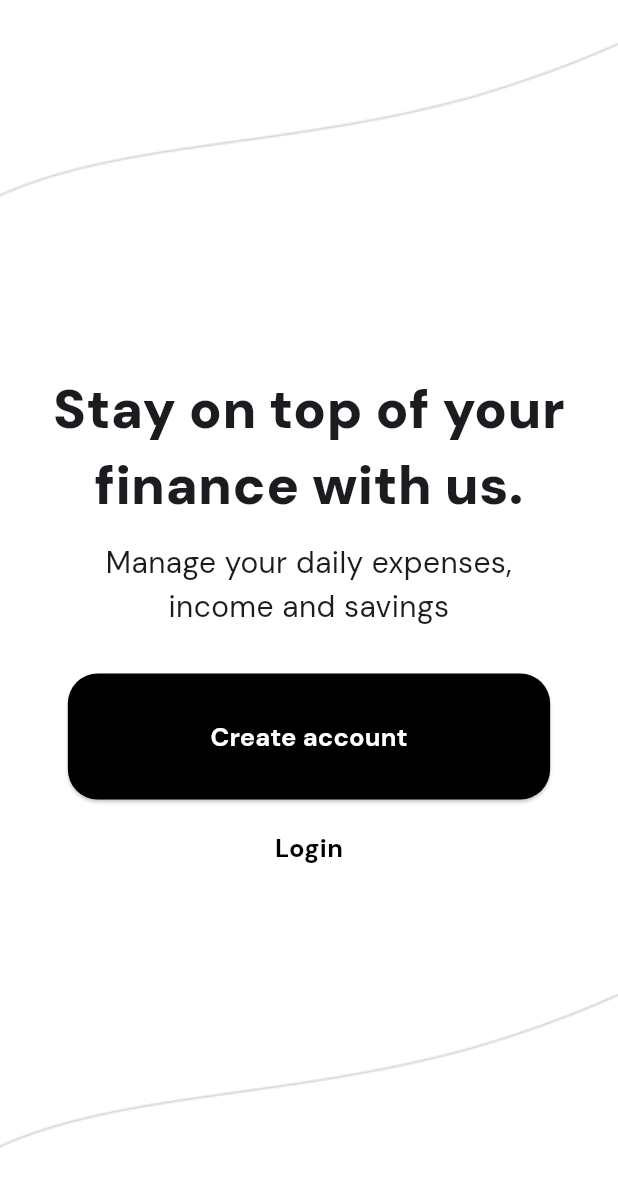
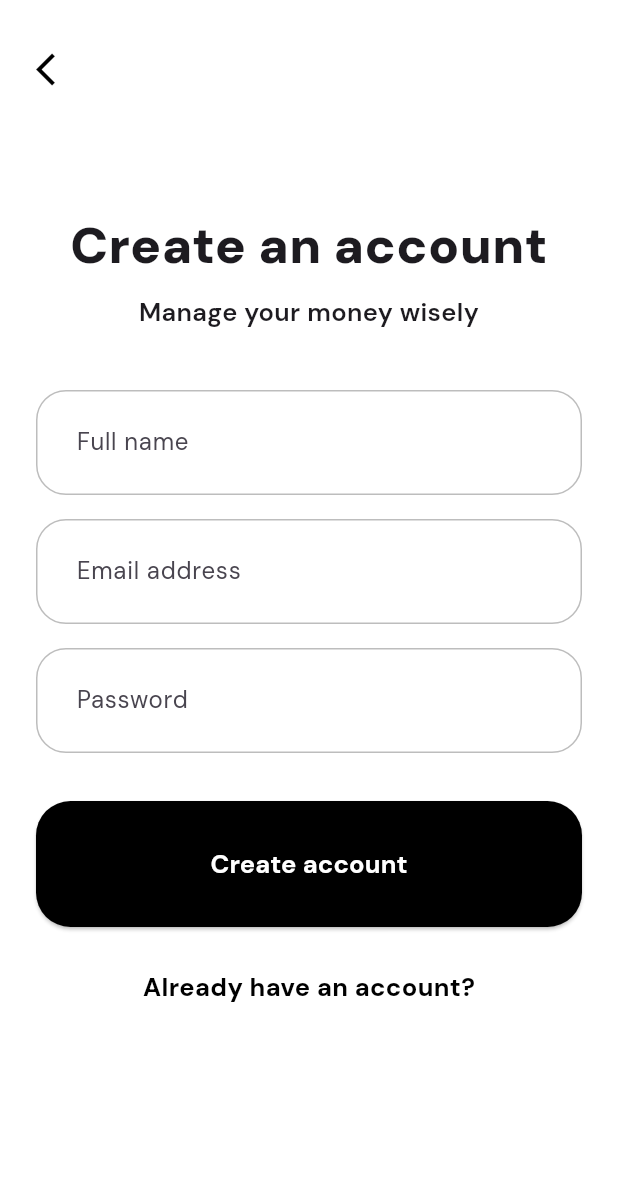
Before and after one commit to Lososel/fintrack-app, a Flutter app: the screen it shows after launch, after a tap on "Create account", on a phone screen of 412 x 824 dp. Shown: the top 1187 px of the screen. Run offline on Flutter 3.47's test engine with Material 3 defaults, Android fonts, the phone set to English and light mode, and no system bars; our stand-ins replace google_fonts.

Commit message:
feat: add signup screen

```diff
--- /dev/null
+++ b/lib/components/arrow/back_arrow.dart
@@ -0,0 +1,27 @@
+import 'package:flutter/material.dart';
+
+class BackArrow extends StatelessWidget {
+  final VoidCallback? onTap;
+  final double size;
+  final Color color;
+  final EdgeInsets padding;
+
+  const BackArrow({
+    super.key,
+    this.onTap,
+    this.size = 26,
+    this.color = Colors.black,
+    this.padding = const EdgeInsets.only(top: 33, left: 0),
+  });
+
+  @override
+  Widget build(BuildContext context) {
+    return Padding(
+      padding: padding,
+      child: GestureDetector(
+        onTap: onTap ?? () => Navigator.pop(context),
+        child: Icon(Icons.arrow_back_ios, size: size, color: color),
+      ),
+    );
+  }
+}
--- /dev/null
+++ b/lib/components/button/primary_button.dart
@@ -0,0 +1,47 @@
+import 'package:flutter/material.dart';
+
+class PrimaryButton extends StatelessWidget {
+  final String label;
+  final VoidCallback onPressed;
+  final double borderRadius;
+  final double verticalPadding;
+  final TextStyle? textStyle;
+  final Color backgroundColor;
+
+  const PrimaryButton({
+    super.key,
+    required this.label,
+    required this.onPressed,
+    this.borderRadius = 23,
+    this.verticalPadding = 30,
+    this.textStyle,
+    this.backgroundColor = Colors.black,
+  });
+
+  @override
+  Widget build(BuildContext context) {
+    return SizedBox(
+      width: double.infinity,
+      child: ElevatedButton(
+        onPressed: onPressed,
+        style: ElevatedButton.styleFrom(
+          backgroundColor: backgroundColor,
+          padding: EdgeInsets.symmetric(vertical: verticalPadding),
+          shape: RoundedRectangleBorder(
+            borderRadius: BorderRadius.circular(borderRadius),
+          ),
+        ),
+        child: Text(
+          label,
+          style:
+              textStyle ??
+              const TextStyle(
+                fontSize: 17,
+                fontWeight: FontWeight.w700,
+                color: Colors.white,
+              ),
+        ),
+      ),
+    );
+  }
+}
--- /dev/null
+++ b/lib/components/fields/input_field.dart
@@ -0,0 +1,41 @@
+import 'package:flutter/material.dart';
+
+class InputField extends StatelessWidget {
+  final String hint;
+  final bool isPassword;
+  final double verticalPadding;
+  final double horizontalPadding;
+
+  const InputField({
+    required this.hint,
+    this.isPassword = false,
+    this.verticalPadding = 23,
+    this.horizontalPadding = 23,
+  });
+
+  @override
+  Widget build(BuildContext context) {
+    return TextField(
+      obscureText: isPassword,
+      decoration: InputDecoration(
+        hintText: hint,
+        contentPadding: EdgeInsets.symmetric(
+          horizontal: horizontalPadding,
+          vertical: verticalPadding,
+        ),
+        border: OutlineInputBorder(
+          borderRadius: BorderRadius.circular(20),
+          borderSide: const BorderSide(color: Colors.black26),
+        ),
+        enabledBorder: OutlineInputBorder(
+          borderRadius: BorderRadius.circular(20),
+          borderSide: const BorderSide(color: Colors.black26),
+        ),
+        focusedBorder: OutlineInputBorder(
+          borderRadius: BorderRadius.circular(20),
+          borderSide: const BorderSide(color: Colors.black),
+        ),
+      ),
+    );
+  }
+}
--- a/lib/components/primary_button.dart
+++ /dev/null
@@ -1,47 +0,0 @@
-import 'package:flutter/material.dart';
-
-class PrimaryButton extends StatelessWidget {
-  final String label;
-  final VoidCallback onPressed;
-  final double borderRadius;
-  final double verticalPadding;
-  final TextStyle? textStyle;
-  final Color backgroundColor;
-
-  const PrimaryButton({
-    super.key,
-    required this.label,
-    required this.onPressed,
-    this.borderRadius = 20,
-    this.verticalPadding = 30,
-    this.textStyle,
-    this.backgroundColor = Colors.black,
-  });
-
-  @override
-  Widget build(BuildContext context) {
-    return ElevatedButton(
-      onPressed: onPressed,
-      style: ElevatedButton.styleFrom(
-        backgroundColor: backgroundColor,
-        padding: EdgeInsets.symmetric(
-          vertical: verticalPadding,
-          horizontal: 95,
-        ),
-        shape: RoundedRectangleBorder(
-          borderRadius: BorderRadius.circular(borderRadius),
-        ),
-      ),
-      child: Text(
-        label,
-        style:
-            textStyle ??
-            const TextStyle(
-              fontSize: 17,
-              fontWeight: FontWeight.w700,
-              color: Colors.white,
-            ),
-      ),
-    );
-  }
-}
--- /dev/null
+++ b/lib/screens/auth/signup_screen.dart
@@ -0,0 +1,78 @@
+import 'package:flutter/material.dart';
+import 'package:fintrack_app/components/button/primary_button.dart';
+import 'package:fintrack_app/components/button/secondary_button.dart';
+import 'package:fintrack_app/components/fields/input_field.dart';
+import 'package:fintrack_app/components/arrow/back_arrow.dart';
+
+class CreateAccountScreen extends StatelessWidget {
+  const CreateAccountScreen({super.key});
+
+  @override
+  Widget build(BuildContext context) {
+    return Scaffold(
+      backgroundColor: Colors.white,
+      body: SafeArea(
+        child: SingleChildScrollView(
+          padding: const EdgeInsets.symmetric(horizontal: 24),
+          child: Column(
+            crossAxisAlignment: CrossAxisAlignment.start,
+            children: [
+              const BackArrow(),
+              const SizedBox(height: 80),
+
+              Align(
+                alignment: Alignment.topCenter,
+                child: Padding(
+                  padding: const EdgeInsets.symmetric(horizontal: 0),
+
+                    child: Column(
+                      mainAxisSize: MainAxisSize.min,
+                      children: [
+                        const Text(
+                        "Create an account",
+                        textAlign: TextAlign.center,
+                        style: TextStyle(
+                          fontSize: 34,
+                          fontWeight: FontWeight.w900,
+                        ),
+                      ),
+                      const SizedBox(height: 8),
+                      const Text(
+                        "Manage your money wisely",
+                        textAlign: TextAlign.center,
+                        style: TextStyle(
+                          fontSize: 17,
+                          fontWeight: FontWeight.w600,
+                        ),
+                      ),
+                      const SizedBox(height: 40),
+
+                      InputField(hint: "Full name"),
+                      const SizedBox(height: 16),
+
+                      InputField(hint: "Email address"),
+                      const SizedBox(height: 16),
+
+                      InputField(hint: "Password", isPassword: true),
+                      const SizedBox(height: 32),
+
+                      PrimaryButton(label: "Create account", onPressed: () {}),
+
+                      const SizedBox(height: 28),
+
+                      SecondaryButton(
+                        label: "Already have an account?",
+                        onPressed: () {},
+                      ),
+                    ],
+                  ),
+                ),
+              ),
+
+            ],
+          ),
+        ),
+      ),
+    );
+  }
+}
--- a/lib/screens/onboarding/welcome_screen.dart
+++ b/lib/screens/onboarding/welcome_screen.dart
@@ -1,6 +1,8 @@
 import 'package:flutter/material.dart';
-import 'package:fintrack_app/components/primary_button.dart';
-import 'package:fintrack_app/components/secondary_button.dart';
+import 'package:fintrack_app/components/button/primary_button.dart';
+import 'package:fintrack_app/components/button/secondary_button.dart';
+import 'package:fintrack_app/screens/auth/signup_screen.dart';
+import 'package:fintrack_app/screens/auth/login_screen.dart';
 
 class SignUpIntroScreen extends StatelessWidget {
   const SignUpIntroScreen({super.key});
@@ -62,14 +64,30 @@ class SignUpIntroScreen extends StatelessWidget {
                     Column(
                       mainAxisSize: MainAxisSize.min,
                       children: [
-
-
                         PrimaryButton(
                           label: "Create account",
-                          onPressed: () {},
+                          onPressed: () {
+                            Navigator.push(
+                              context,
+                              MaterialPageRoute(
+                                builder: (context) =>
+                                    const CreateAccountScreen(),
+                              ),
+                            );
+                          },
                         ),
                         SizedBox(height: 20),
-                        SecondaryButton(label: "Login", onPressed: () {}),
+                        SecondaryButton(
+                          label: "Login",
+                          onPressed: () {
+                            Navigator.push(
+                              context,
+                              MaterialPageRoute(
+                                builder: (context) => const LoginScreen(),
+                              ),
+                            );
+                          },
+                        ),
                       ],
                     ),
                   ],
```
Also changed, not shown: lib/screens/auth/login_screen.dart (added, +80 -0 lines), lib/components/button/secondary_button.dart (renamed from lib/components/secondary_button.dart).
